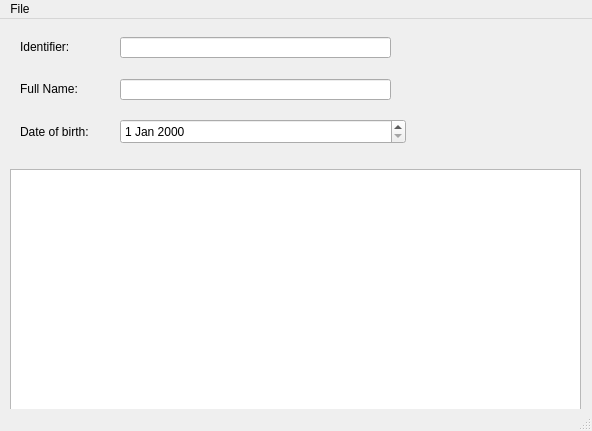
Qt form wform.ui (Kishwar/FirebaseClientApp) before a commit.
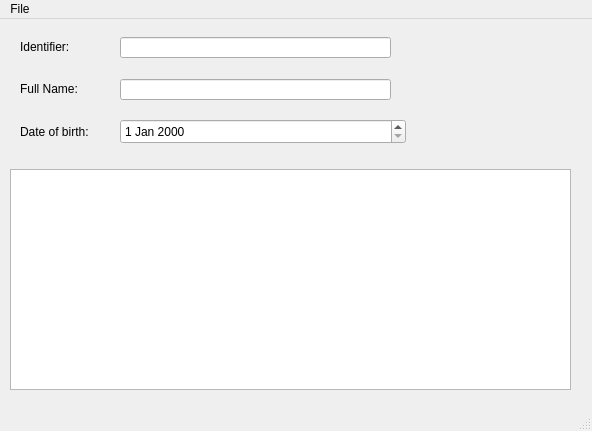
The same form after that commit. Icons and pictures are not drawn.

```diff
--- a/wform.ui
+++ b/wform.ui
@@ -86,13 +86,13 @@
      </rect>
     </property>
    </widget>
-   <widget class="QTableView" name="tableView">
+   <widget class="QListWidget" name="setList">
     <property name="geometry">
      <rect>
       <x>10</x>
       <y>150</y>
-      <width>571</width>
-      <height>241</height>
+      <width>561</width>
+      <height>221</height>
      </rect>
     </property>
    </widget>
```
